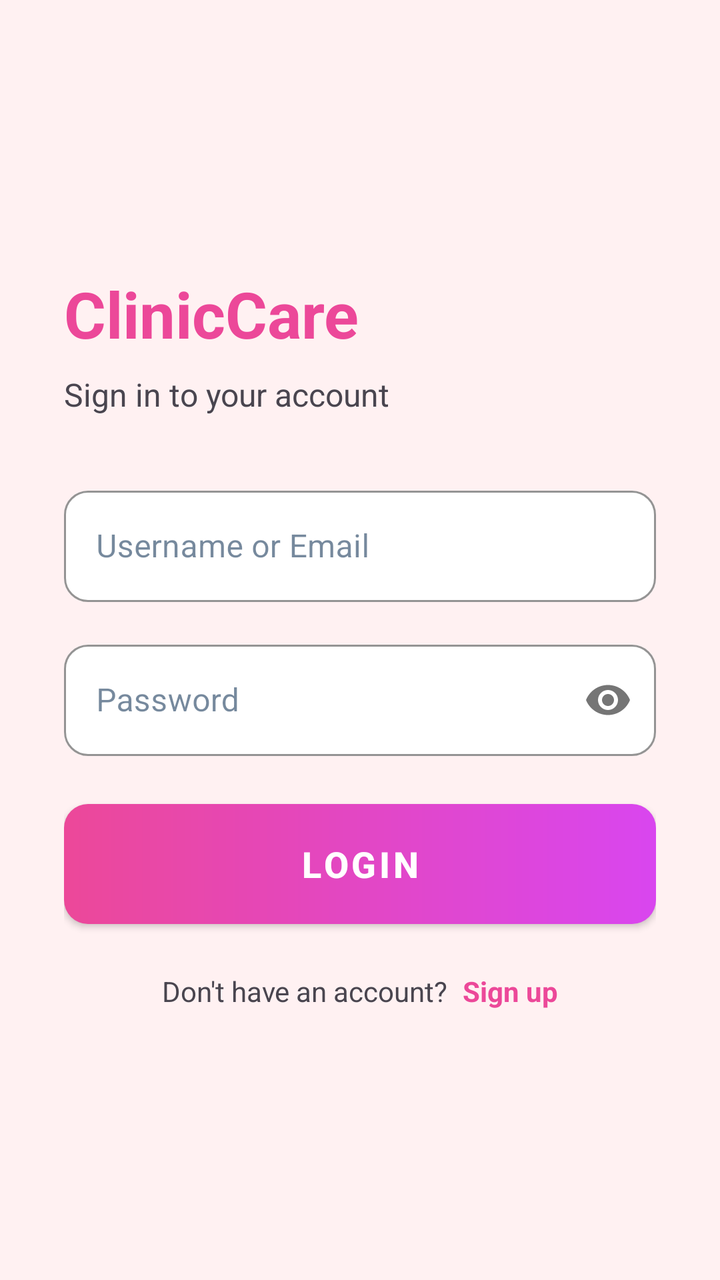
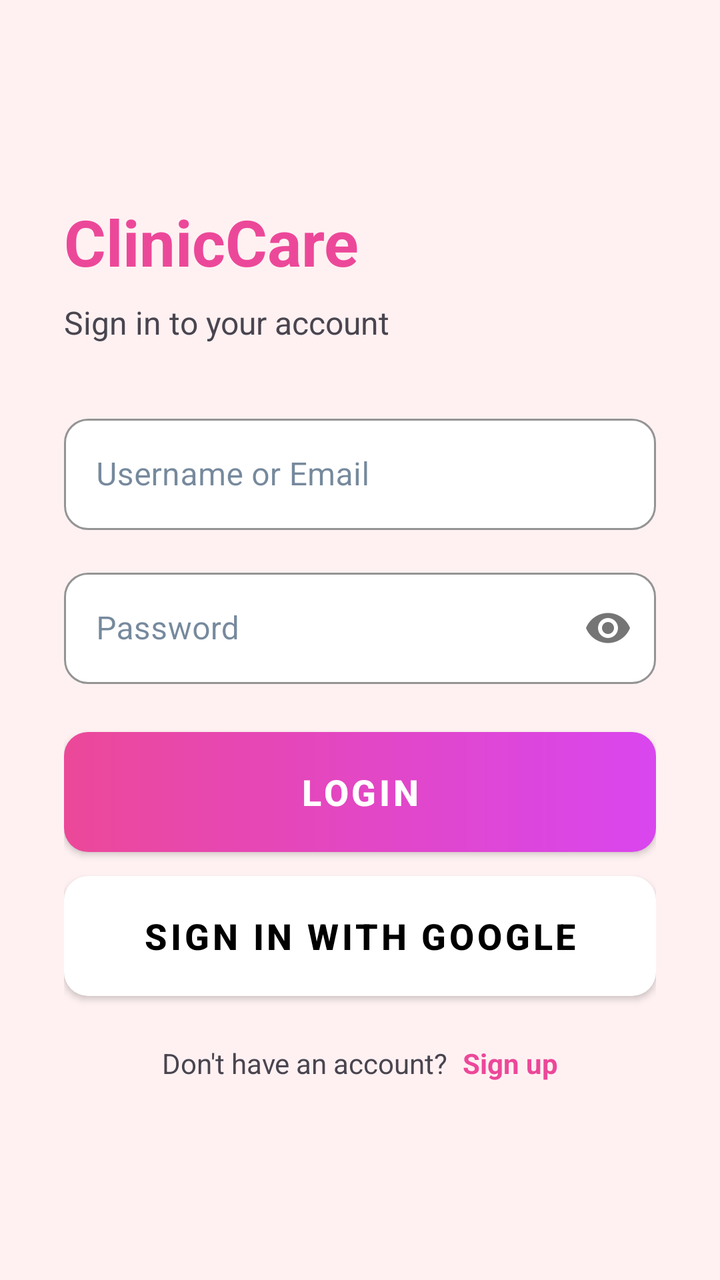

Screens rendered from an Android XML layout before and after an edit, with the pre-edit source and the edit as a unified diff.
<!-- AndroidManifest.xml: application theme Theme.ClinicCareMobile -->
<!-- res/layout/activity_main.xml -->
<?xml version="1.0" encoding="utf-8"?>
<androidx.constraintlayout.widget.ConstraintLayout xmlns:android="http://schemas.android.com/apk/res/android"
    xmlns:app="http://schemas.android.com/apk/res-auto"
    xmlns:tools="http://schemas.android.com/tools"
    android:id="@+id/main"
    android:layout_width="match_parent"
    android:layout_height="match_parent"
    android:background="@color/lightBackground"
    tools:context=".MainActivity">

    <LinearLayout
        android:layout_width="match_parent"
        android:layout_height="wrap_content"
        android:orientation="vertical"
        android:padding="32dp"
        app:layout_constraintBottom_toBottomOf="parent"
        app:layout_constraintEnd_toEndOf="parent"
        app:layout_constraintStart_toStartOf="parent"
        app:layout_constraintTop_toTopOf="parent">

        <TextView
            android:layout_width="match_parent"
            android:layout_height="wrap_content"
            android:text="ClinicCare"
            android:textAlignment="center"
            android:textSize="32sp"
            android:textStyle="bold"
            android:textColor="@color/primaryPink"
            android:layout_marginBottom="8dp"/>

        <TextView
            android:layout_width="match_parent"
            android:layout_height="wrap_content"
            android:text="Sign in to your account"
            android:textAlignment="center"
            android:textSize="16sp"
            android:layout_marginBottom="32dp"/>

        <com.google.android.material.textfield.TextInputLayout
            android:layout_width="match_parent"
            android:layout_height="wrap_content"
            android:layout_marginBottom="16dp">

            <com.google.android.material.textfield.TextInputEditText
                android:id="@+id/etUsername"
                android:layout_width="match_parent"
                android:layout_height="wrap_content"
                android:hint="Username or Email"
                android:textColor="@color/darkText"
                android:inputType="textEmailAddress" />
        </com.google.android.material.textfield.TextInputLayout>

        <com.google.android.material.textfield.TextInputLayout
            android:layout_width="match_parent"
            android:layout_height="wrap_content"
            android:layout_marginBottom="24dp"
            app:passwordToggleEnabled="true">

            <com.google.android.material.textfield.TextInputEditText
                android:id="@+id/etPassword"
                android:layout_width="match_parent"
                android:layout_height="wrap_content"
                android:hint="Password"
                android:textColor="@color/darkText"
                android:inputType="textPassword" />
        </com.google.android.material.textfield.TextInputLayout>

        <com.google.android.material.button.MaterialButton
            android:id="@+id/btnLogin"
            android:layout_width="match_parent"
            android:layout_height="60dp"
            android:text="LOGIN"
            android:textSize="18sp" />

        <LinearLayout
            android:layout_width="match_parent"
            android:layout_height="wrap_content"
            android:orientation="horizontal"
            android:gravity="center"
            android:layout_marginTop="24dp">

            <TextView
                android:layout_width="wrap_content"
                android:layout_height="wrap_content"
                android:text="Don't have an account? "
                android:textSize="14sp"/>

            <TextView
                android:id="@+id/tvSwitchToRegister"
                android:layout_width="wrap_content"
                android:layout_height="wrap_content"
                android:text="Sign up"
                android:textColor="@color/primaryPink"
                android:textSize="14sp"
                android:textStyle="bold"
                android:layout_marginStart="4dp"/>
        </LinearLayout>

    </LinearLayout>
</androidx.constraintlayout.widget.ConstraintLayout>
<!-- resources referenced by this layout -->
<resources>
  <color name="darkText">#1A3A5C</color>
  <color name="lightBackground">#FFF1F2</color>
  <color name="primaryPink">#EC4899</color>
  <style name="Theme.ClinicCareMobile" parent="Base.Theme.ClinicCareMobile" />
  <style name="Base.Theme.ClinicCareMobile" parent="Theme.Material3.Light.NoActionBar">
          
          <item name="colorPrimary">@color/primaryPink</item>
          <item name="colorPrimaryVariant">@color/primaryPurple</item>
          <item name="colorOnPrimary">@color/white</item>
          
          <item name="colorSecondary">@color/primaryPurple</item>
          <item name="colorSecondaryVariant">@color/primaryPink</item>
          <item name="colorOnSecondary">@color/white</item>
          
          <item name="android:statusBarColor">@color/lightBackground</item>
          <item name="android:windowLightStatusBar">true</item>
          
          <item name="android:windowBackground">@color/lightBackground</item>
          <item name="colorSurface">@color/cardBackground</item>
          <item name="colorOnSurface">@color/darkText</item>
  
          
          <item name="textInputStyle">@style/Widget.ClinicCare.TextInputLayout</item>
          <item name="materialButtonStyle">@style/Widget.ClinicCare.Button</item>
      </style>
  <color name="primaryPurple">#D946EF</color>
  <color name="white">#FFFFFFFF</color>
  <color name="cardBackground">#FFFFFF</color>
  <style name="Widget.ClinicCare.TextInputLayout" parent="Widget.MaterialComponents.TextInputLayout.OutlinedBox">
          <item name="boxBackgroundColor">@color/white</item>
          <item name="boxCornerRadiusTopStart">12dp</item>
          <item name="boxCornerRadiusTopEnd">12dp</item>
          <item name="boxCornerRadiusBottomStart">12dp</item>
          <item name="boxCornerRadiusBottomEnd">12dp</item>
          <item name="boxStrokeColor">@color/primaryPink</item>
      </style>
  <style name="Widget.ClinicCare.Button" parent="Widget.MaterialComponents.Button">
          <item name="backgroundTint">@null</item>
          <item name="android:background">@drawable/bg_gradient_button</item>
          <item name="android:textColor">@color/white</item>
          <item name="android:textStyle">bold</item>
      </style>
  <!-- drawable bg_gradient_button (drawable) -->
  <?xml version="1.0" encoding="utf-8"?>
  <shape xmlns:android="http://schemas.android.com/apk/res/android"
      android:shape="rectangle">
      <gradient
          android:angle="0"
          android:endColor="@color/primaryPurple"
          android:startColor="@color/primaryPink"
          android:type="linear" />
      <corners android:radius="12dp" />
  </shape>
</resources>

<!-- the commit's change to res/layout/activity_main.xml (unified diff, before → after) -->
@@ -72,6 +72,18 @@
             android:text="LOGIN"
             android:textSize="18sp" />
 
+        <com.google.android.material.button.MaterialButton
+            android:id="@+id/btnGoogleLogin"
+            android:layout_width="match_parent"
+            android:layout_height="60dp"
+            android:layout_marginTop="12dp"
+            android:text="SIGN IN WITH GOOGLE"
+            android:textSize="18sp"
+            app:backgroundTint="#FFFFFF"
+            android:textColor="#000000"
+            app:strokeColor="#DDDDDD"
+            app:strokeWidth="1dp" />
+
         <LinearLayout
             android:layout_width="match_parent"
             android:layout_height="wrap_content"
